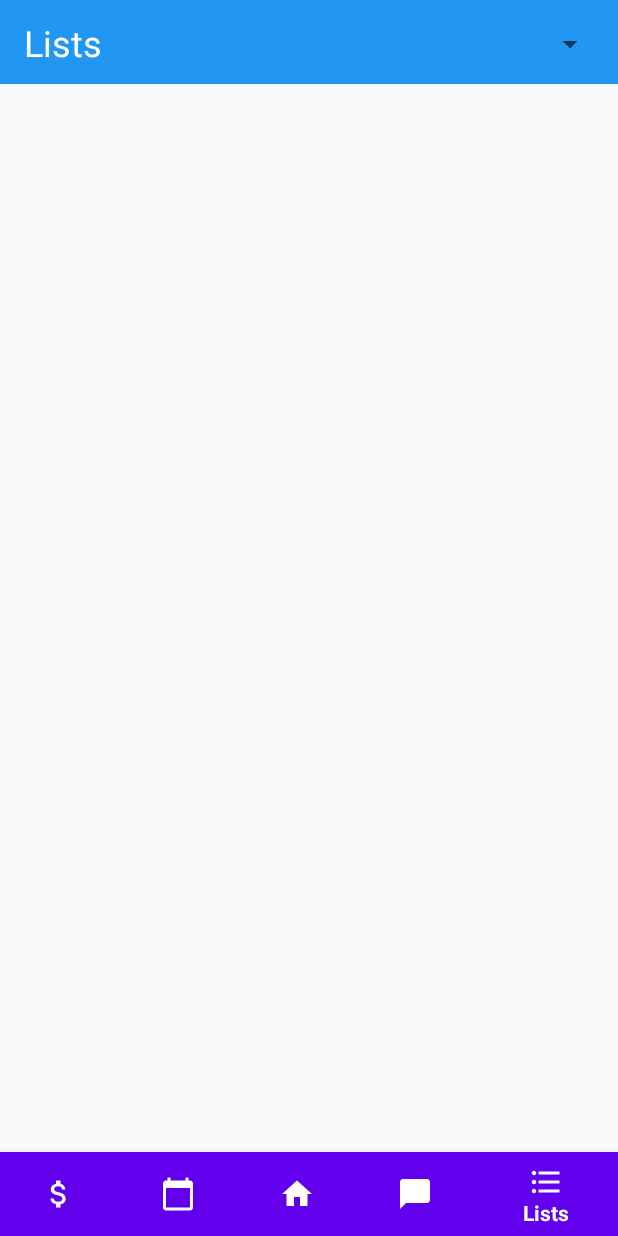
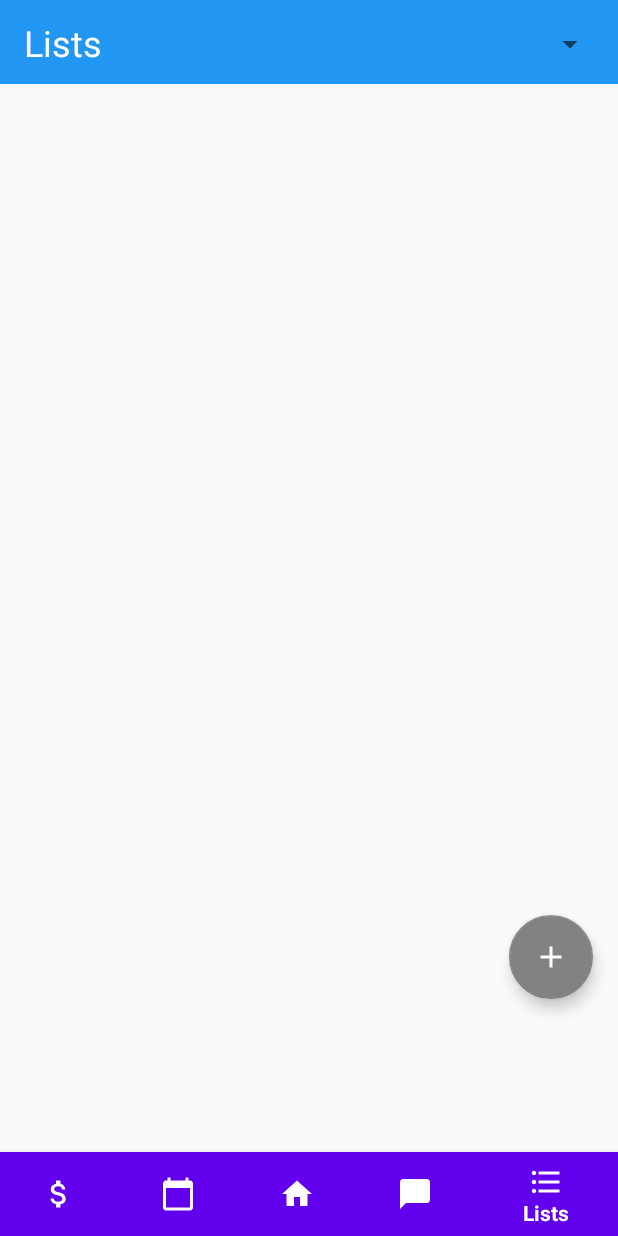
Before and after one commit to AllanMukundi/Housemate-Hub, an Android app: the HouseMainActivity screen opened directly, with no data from a screen before it, item 5 of the bottom bar chosen, on a phone screen of 412 x 824 dp. Run offline under Robolectric (Android 15) with nearby library versions, the phone set to English and light mode, and no system bars; libraries missing offline, so code that uses them is left out: com.parse; 2 statements that could not run were skipped.

Commit message:
Features for adding new list in the group list page (#6)
* Allow for expenses to be added

* Add split evenly button

* Create colour value

* Initial commit for adding group list

Co-authored-by: Allan M <allanmukundi@hotmail.com>

```diff
--- a/app/src/main/java/com/cs446/housematehub/HouseMainActivity.java
+++ b/app/src/main/java/com/cs446/housematehub/HouseMainActivity.java
@@ -12,6 +12,7 @@ import androidx.fragment.app.FragmentManager;
 import androidx.fragment.app.FragmentTransaction;
 
 import com.cs446.housematehub.expenses.ExpenseManager;
+import com.cs446.housematehub.grouplist.GroupListManager;
 import com.google.android.material.bottomnavigation.BottomNavigationView;
 import com.parse.ParseException;
 import com.parse.ParseObject;
@@ -26,6 +27,8 @@ public class HouseMainActivity extends LoggedInBaseActivity {
     private static ParseUser currentUser;
     private TextView toolbarTitle;
     private Fragment expenseManagerFragment = new ExpenseManager();
+    private Fragment groupListManagerFragment = new GroupListManager();
+
     BottomNavigationView.OnNavigationItemSelectedListener navListener = new BottomNavigationView.OnNavigationItemSelectedListener() {
         @Override
         public boolean onNavigationItemSelected(@NonNull MenuItem item) {
@@ -44,6 +47,7 @@ public class HouseMainActivity extends LoggedInBaseActivity {
                     setToolbarTitle("Chat");
                     break;
                 case R.id.nav_lists:
+                    loadFragment(groupListManagerFragment);
                     setToolbarTitle("Lists");
                     break;
             }
--- /dev/null
+++ b/app/src/main/java/com/cs446/housematehub/grouplist/GroupListManager.java
@@ -0,0 +1,40 @@
+package com.cs446.housematehub.grouplist;
+
+import android.os.Bundle;
+import android.view.LayoutInflater;
+import android.view.View;
+import android.view.ViewGroup;
+
+import com.cs446.housematehub.R;
+import com.google.android.material.floatingactionbutton.FloatingActionButton;
+
+import androidx.fragment.app.Fragment;
+
+public class GroupListManager extends Fragment {
+
+    private View view;
+    private FloatingActionButton addGroupListButton;
+
+    public GroupListManager() {}
+
+    @Override
+    public void onCreate(Bundle savedInstanceState) {
+        super.onCreate(savedInstanceState);
+    }
+
+    @Override
+    public View onCreateView(LayoutInflater inflater, ViewGroup container,
+                             Bundle savedInstanceState) {
+        view = inflater.inflate(R.layout.fragment_group_list_manager, container, false);
+        addGroupListButton = view.findViewById(R.id.addButton);
+
+        addGroupListButton.setOnClickListener(new View.OnClickListener() {
+            @Override
+            public void onClick(View v) {
+                GroupListDialog dialog = new GroupListDialog();
+                dialog.show(getFragmentManager(), "GroupListDialog");
+            }
+        });
+        return view;
+    }
+}
--- /dev/null
+++ b/app/src/main/res/layout/fragment_group_list_manager.xml
@@ -0,0 +1,22 @@
+<?xml version="1.0" encoding="utf-8"?>
+<androidx.constraintlayout.widget.ConstraintLayout xmlns:android="http://schemas.android.com/apk/res/android"
+    xmlns:app="http://schemas.android.com/apk/res-auto"
+    xmlns:tools="http://schemas.android.com/tools"
+    android:layout_width="match_parent"
+    android:layout_height="match_parent"
+    tools:context=".expenses.ExpenseManager">
+
+
+    <com.google.android.material.floatingactionbutton.FloatingActionButton
+        android:id="@+id/addButton"
+        android:layout_width="wrap_content"
+        android:layout_height="wrap_content"
+        android:layout_marginBottom="56dp"
+        android:clickable="true"
+        android:src="@drawable/ic_add_white_24dp"
+        app:backgroundTint="#828282"
+        app:layout_constraintBottom_toBottomOf="parent"
+        app:layout_constraintEnd_toEndOf="parent"
+        app:layout_constraintHorizontal_bias="0.954"
+        app:layout_constraintStart_toStartOf="parent" />
+</androidx.constraintlayout.widget.ConstraintLayout>
```
Also changed, not shown: app/src/main/java/com/cs446/housematehub/grouplist/GroupList.java (added, +29 -0 lines), app/src/main/java/com/cs446/housematehub/grouplist/GroupListDialog.java (added, +130 -0 lines), app/src/main/res/layout/fragment_group_list_dialog.xml (added, +105 -0 lines).
